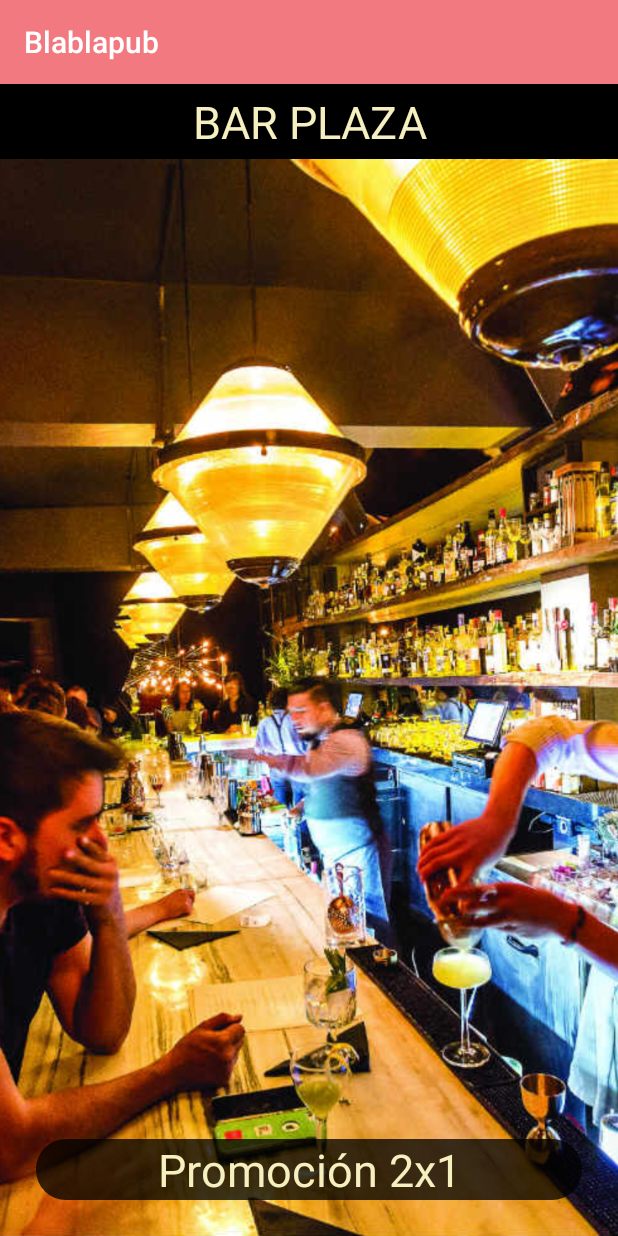
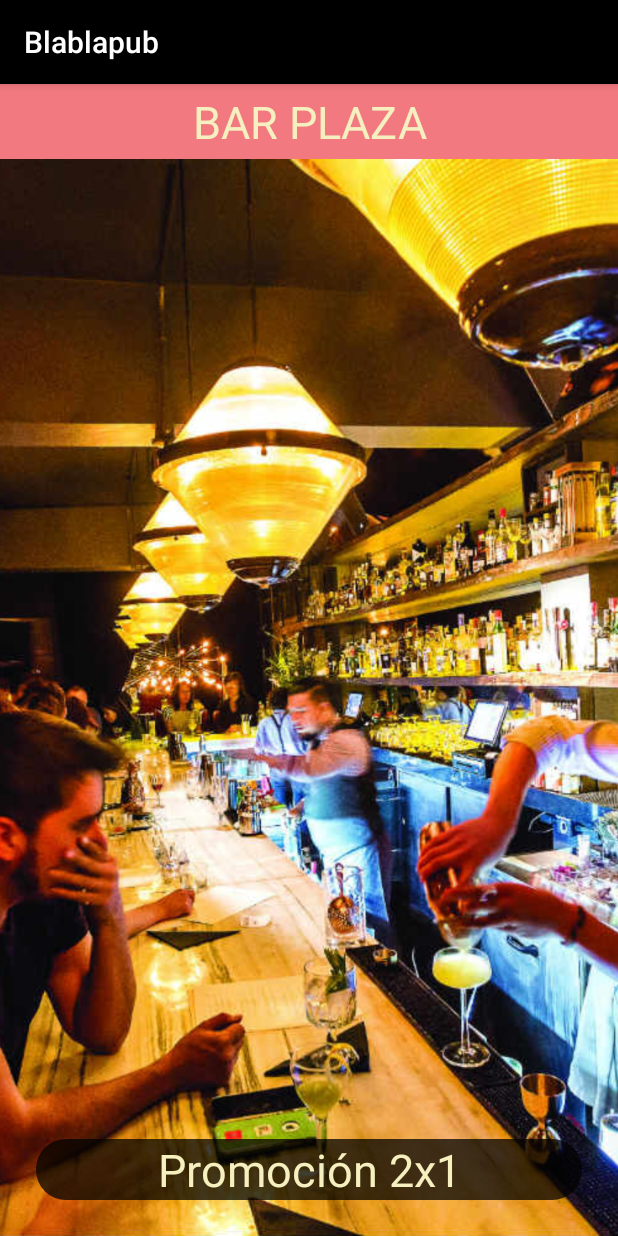
Before and after one commit to hectorLopezCEV/blablapub_android, an Android app: the Prueba2 screen opened directly, with no data from a screen before it, after a tap on "BAR PLAZA", on a phone screen of 412 x 824 dp. Run offline under Robolectric (Android 15) with nearby library versions, the phone set to English and light mode, and no system bars.

Commit message:
empiezo a cambiar el diseño

```diff
--- a/app/src/main/res/drawable/anuncios.xml
+++ b/app/src/main/res/drawable/anuncios.xml
@@ -1,5 +1,5 @@
 <?xml version="1.0" encoding="utf-8"?>
 <shape xmlns:android="http://schemas.android.com/apk/res/android" android:shape="rectangle">
-    <solid android:color="#C4020202"/>
+    <solid android:color="#BE020202"/>
     <corners android:radius="20dp"/>
 </shape>
--- a/app/src/main/res/layout/activity_vista_detalle_bar.xml
+++ b/app/src/main/res/layout/activity_vista_detalle_bar.xml
@@ -6,7 +6,7 @@
     android:layout_width="match_parent"
     android:layout_height="match_parent"
     tools:context=".VistaDetalleBar"
-    android:background="@color/colorPrimaryDark">
+    android:background="@color/base">
 
     <TextView
         android:id="@+id/nombreNegocio"
```
Also changed, not shown: app/src/main/res/values/colors.xml (+22 -1 lines).
